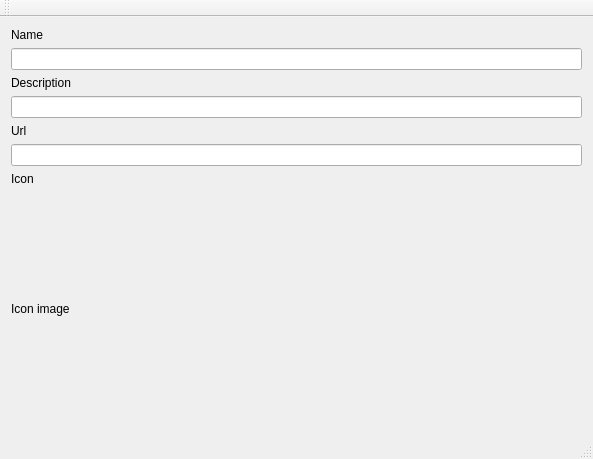
First picture: the form in Main/MainWindow.ui, repository domi4484/bookmarker, before the edit.
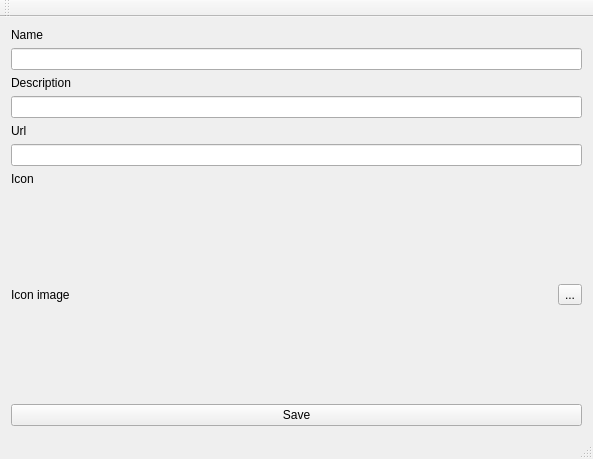
Second picture: the form after the edit.

Diff of the .ui file:
```diff
--- a/Main/MainWindow.ui
+++ b/Main/MainWindow.ui
@@ -35,9 +35,6 @@
       </property>
      </widget>
     </item>
-    <item row="1" column="0">
-     <widget class="QLineEdit" name="m_QLineEdit_Name"/>
-    </item>
     <item row="4" column="0">
      <widget class="QLabel" name="label_3">
       <property name="text">
@@ -59,12 +56,29 @@
       </property>
      </widget>
     </item>
-    <item row="5" column="0">
+    <item row="8" column="0" colspan="2">
+     <widget class="QPushButton" name="m_QPushButton_Save">
+      <property name="text">
+       <string>Save</string>
+      </property>
+     </widget>
+    </item>
+    <item row="5" column="0" colspan="2">
      <widget class="QLineEdit" name="m_QLineEdit_Url"/>
     </item>
-    <item row="3" column="0">
+    <item row="3" column="0" colspan="2">
      <widget class="QLineEdit" name="m_QLineEdit_Description"/>
     </item>
+    <item row="1" column="0" colspan="2">
+     <widget class="QLineEdit" name="m_QLineEdit_Name"/>
+    </item>
+    <item row="7" column="1">
+     <widget class="QToolButton" name="m_QToolButton_Browse">
+      <property name="text">
+       <string>...</string>
+      </property>
+     </widget>
+    </item>
    </layout>
   </widget>
   <widget class="QMenuBar" name="menuBar">
@@ -73,7 +87,7 @@
      <x>0</x>
      <y>0</y>
      <width>593</width>
-     <height>22</height>
+     <height>23</height>
     </rect>
    </property>
   </widget>
```
